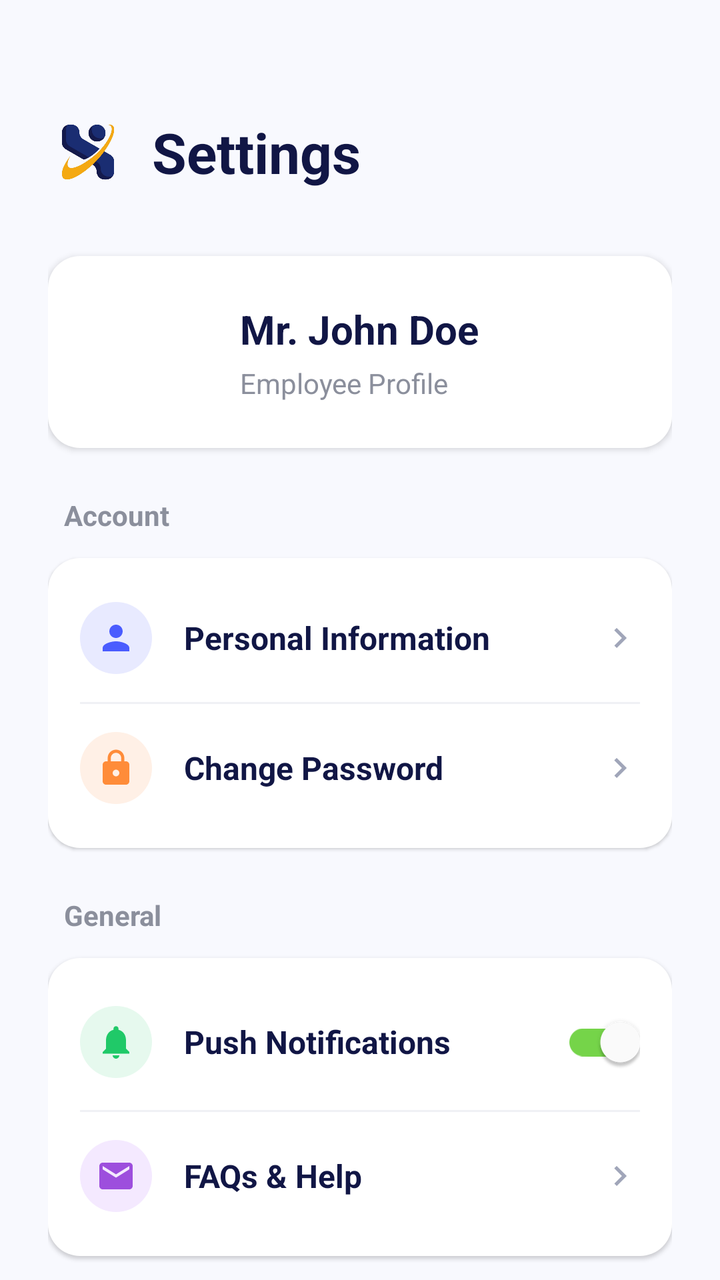
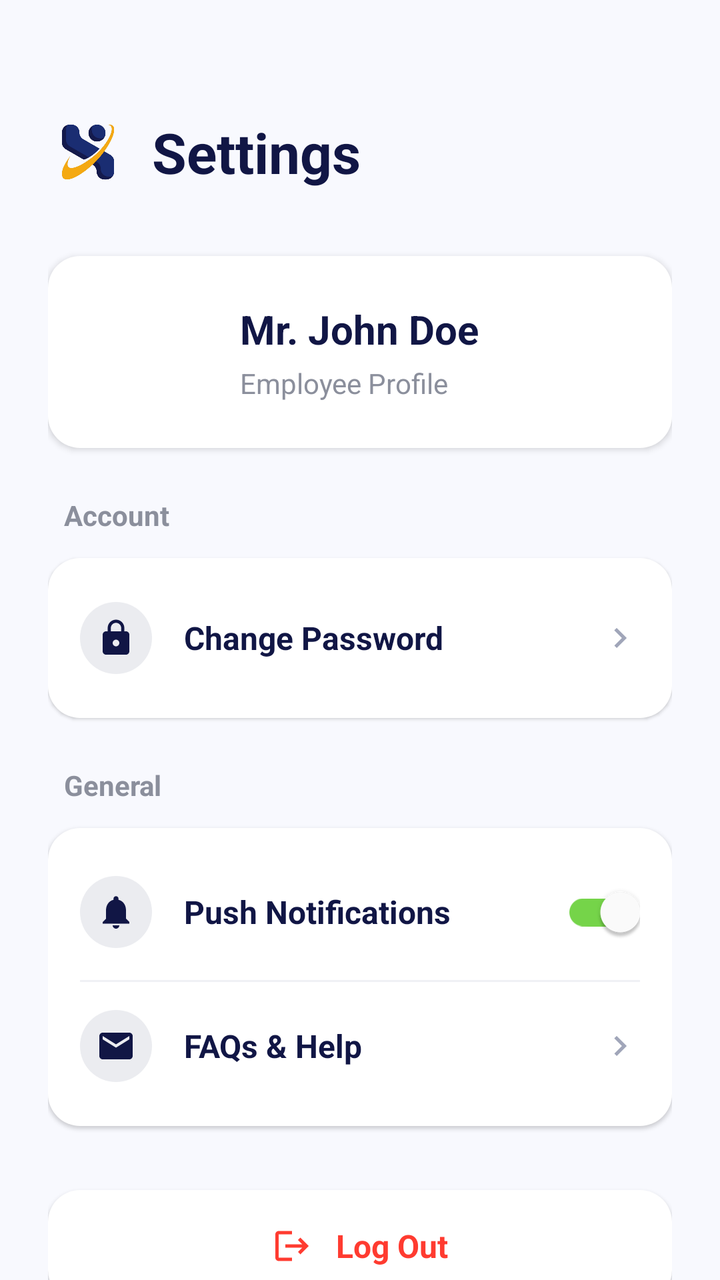

Two renders of the same Android screen: before a commit and after it. Below are the layout's source before the change and the commit's diff.
<!-- AndroidManifest.xml: activity theme Theme.MaterialComponents.Light.NoActionBar -->
<!-- res/layout/fragment_profile.xml -->
<?xml version="1.0" encoding="utf-8"?>
<androidx.core.widget.NestedScrollView xmlns:android="http://schemas.android.com/apk/res/android"
    xmlns:app="http://schemas.android.com/apk/res-auto"
    android:layout_width="match_parent"
    android:layout_height="match_parent"
    android:background="#F8F9FE"
    android:fillViewport="true">

    <LinearLayout
        android:layout_width="match_parent"
        android:layout_height="wrap_content"
        android:orientation="vertical"
        android:padding="24dp">

        
        <LinearLayout
            android:layout_width="match_parent"
            android:layout_height="wrap_content"
            android:orientation="horizontal"
            android:gravity="center_vertical"
            android:layout_marginTop="32dp"
            android:layout_marginBottom="32dp">

            <ImageView
                android:layout_width="40dp"
                android:layout_height="40dp"
                android:layout_marginEnd="12dp"
                android:src="@drawable/logo_face_recognition" />

            <TextView
                android:layout_width="wrap_content"
                android:layout_height="wrap_content"
                android:text="Settings"
                android:textColor="#111645"
                android:textSize="28sp"
                android:textStyle="bold" />
        </LinearLayout>

        
        <LinearLayout
            android:layout_width="match_parent"
            android:layout_height="wrap_content"
            android:orientation="horizontal"
            android:background="@drawable/bg_rounded_white_card"
            android:elevation="2dp"
            android:gravity="center_vertical"
            android:padding="20dp"
            android:layout_marginBottom="24dp">

            <com.google.android.material.imageview.ShapeableImageView
                android:id="@+id/ivAvatar"
                android:layout_width="56dp"
                android:layout_height="56dp"
                android:scaleType="centerCrop"
                android:src="@drawable/ic_avatar"
                app:shapeAppearanceOverlay="@style/ShapeAppearanceOverlay.App.CornerSize50Percent" />

            <LinearLayout
                android:layout_width="0dp"
                android:layout_height="wrap_content"
                android:layout_weight="1"
                android:layout_marginStart="20dp"
                android:orientation="vertical">

                <TextView
                    android:id="@+id/tvName"
                    android:layout_width="wrap_content"
                    android:layout_height="wrap_content"
                    android:text="Mr. John Doe"
                    android:textColor="#111645"
                    android:textSize="20sp"
                    android:textStyle="bold" />
                    
                <TextView
                    android:layout_width="wrap_content"
                    android:layout_height="wrap_content"
                    android:layout_marginTop="4dp"
                    android:text="Employee Profile"
                    android:textColor="#8B8F9C"
                    android:textSize="14sp" />
            </LinearLayout>
        </LinearLayout>

        <TextView
            android:layout_width="wrap_content"
            android:layout_height="wrap_content"
            android:text="Account"
            android:textColor="#8B8F9C"
            android:textSize="14sp"
            android:textStyle="bold"
            android:layout_marginBottom="12dp"
            android:layout_marginStart="8dp"/>

        
        <LinearLayout
            android:layout_width="match_parent"
            android:layout_height="wrap_content"
            android:orientation="vertical"
            android:background="@drawable/bg_rounded_white_card"
            android:elevation="1dp"
            android:paddingTop="8dp"
            android:paddingBottom="8dp"
            android:layout_marginBottom="24dp">

            
            <LinearLayout
                android:id="@+id/btnPersonalInfo"
                android:layout_width="match_parent"
                android:layout_height="wrap_content"
                android:orientation="horizontal"
                android:paddingHorizontal="16dp"
                android:paddingVertical="14dp"
                android:gravity="center_vertical"
                android:clickable="true"
                android:focusable="true"
                android:background="?attr/selectableItemBackground">

                <FrameLayout
                    android:layout_width="36dp"
                    android:layout_height="36dp"
                    android:background="@drawable/bg_icon_circle"
                    android:backgroundTint="#E8EAFF">
                    <ImageView
                        android:layout_width="20dp"
                        android:layout_height="20dp"
                        android:layout_gravity="center"
                        android:src="@drawable/ic_nav_profile"
                        app:tint="#4A5CFF" />
                </FrameLayout>

                <TextView
                    android:layout_width="0dp"
                    android:layout_height="wrap_content"
                    android:layout_weight="1"
                    android:layout_marginStart="16dp"
                    android:text="Personal Information"
                    android:textColor="#111645"
                    android:textSize="16sp"
                    android:textStyle="bold"/>

                <ImageView
                    android:layout_width="20dp"
                    android:layout_height="20dp"
                    android:src="@drawable/ic_chevron_right"
                    app:tint="#A0A5B9" />
            </LinearLayout>

            <View android:layout_width="match_parent" android:layout_height="1dp" android:background="#F0F1F5" android:layout_marginHorizontal="16dp" />

            
            <LinearLayout
                android:id="@+id/btnChangePassword"
                android:layout_width="match_parent"
                android:layout_height="wrap_content"
                android:orientation="horizontal"
                android:paddingHorizontal="16dp"
                android:paddingVertical="14dp"
                android:gravity="center_vertical"
                android:clickable="true"
                android:focusable="true"
                android:background="?attr/selectableItemBackground">

                <FrameLayout
                    android:layout_width="36dp"
                    android:layout_height="36dp"
                    android:background="@drawable/bg_icon_circle"
                    android:backgroundTint="#FFF0E6">
                    <ImageView
                        android:layout_width="20dp"
                        android:layout_height="20dp"
                        android:layout_gravity="center"
                        android:src="@drawable/ic_lock_outline"
                        app:tint="#FF8C39" />
                </FrameLayout>

                <TextView
                    android:layout_width="0dp"
                    android:layout_height="wrap_content"
                    android:layout_weight="1"
                    android:layout_marginStart="16dp"
                    android:text="Change Password"
                    android:textColor="#111645"
                    android:textSize="16sp"
                    android:textStyle="bold"/>

                <ImageView
                    android:layout_width="20dp"
                    android:layout_height="20dp"
                    android:src="@drawable/ic_chevron_right"
                    app:tint="#A0A5B9" />
            </LinearLayout>

        </LinearLayout>

        <TextView
            android:layout_width="wrap_content"
            android:layout_height="wrap_content"
            android:text="General"
            android:textColor="#8B8F9C"
            android:textSize="14sp"
            android:textStyle="bold"
            android:layout_marginBottom="12dp"
            android:layout_marginStart="8dp"/>

        
        <LinearLayout
            android:layout_width="match_parent"
            android:layout_height="wrap_content"
            android:orientation="vertical"
            android:background="@drawable/bg_rounded_white_card"
            android:elevation="1dp"
            android:paddingTop="8dp"
            android:paddingBottom="8dp"
            android:layout_marginBottom="32dp">

            
            <LinearLayout
                android:layout_width="match_parent"
                android:layout_height="wrap_content"
                android:orientation="horizontal"
                android:paddingHorizontal="16dp"
                android:paddingVertical="10dp"
                android:gravity="center_vertical">

                <FrameLayout
                    android:layout_width="36dp"
                    android:layout_height="36dp"
                    android:background="@drawable/bg_icon_circle"
                    android:backgroundTint="#E6F9EE">
                    <ImageView
                        android:layout_width="20dp"
                        android:layout_height="20dp"
                        android:layout_gravity="center"
                        android:src="@drawable/ic_notifications"
                        app:tint="#20C968" />
                </FrameLayout>

                <TextView
                    android:layout_width="0dp"
                    android:layout_height="wrap_content"
                    android:layout_weight="1"
                    android:layout_marginStart="16dp"
                    android:text="Push Notifications"
                    android:textColor="#111645"
                    android:textSize="16sp"
                    android:textStyle="bold"/>

                <com.google.android.material.switchmaterial.SwitchMaterial
                    android:layout_width="wrap_content"
                    android:layout_height="wrap_content"
                    android:checked="true"
                    app:trackTint="#75D449"
                    app:thumbTint="#FFFFFF"/>
            </LinearLayout>

            <View android:layout_width="match_parent" android:layout_height="1dp" android:background="#F0F1F5" android:layout_marginHorizontal="16dp" />

            
            <LinearLayout
                android:id="@+id/btnFaq"
                android:layout_width="match_parent"
                android:layout_height="wrap_content"
                android:orientation="horizontal"
                android:paddingHorizontal="16dp"
                android:paddingVertical="14dp"
                android:gravity="center_vertical"
                android:clickable="true"
                android:focusable="true"
                android:background="?attr/selectableItemBackground">

                <FrameLayout
                    android:layout_width="36dp"
                    android:layout_height="36dp"
                    android:background="@drawable/bg_icon_circle"
                    android:backgroundTint="#F4E9FF">
                    <ImageView
                        android:layout_width="20dp"
                        android:layout_height="20dp"
                        android:layout_gravity="center"
                        android:src="@drawable/ic_email_outline"
                        app:tint="#9D4EDD" />
                </FrameLayout>

                <TextView
                    android:layout_width="0dp"
                    android:layout_height="wrap_content"
                    android:layout_weight="1"
                    android:layout_marginStart="16dp"
                    android:text="FAQs &amp; Help"
                    android:textColor="#111645"
                    android:textSize="16sp"
                    android:textStyle="bold"/>

                <ImageView
                    android:layout_width="20dp"
                    android:layout_height="20dp"
                    android:src="@drawable/ic_chevron_right"
                    app:tint="#A0A5B9" />
            </LinearLayout>

        </LinearLayout>

        
        <LinearLayout
            android:id="@+id/btnLogout"
            android:layout_width="match_parent"
            android:layout_height="56dp"
            android:orientation="horizontal"
            android:background="@drawable/bg_rounded_white_card"
            android:elevation="1dp"
            android:gravity="center"
            android:clickable="true"
            android:focusable="true"
            android:foreground="?attr/selectableItemBackground">
            
            <ImageView
                android:layout_width="20dp"
                android:layout_height="20dp"
                android:src="@drawable/ic_exit"
                app:tint="#FF3B30"
                android:layout_marginEnd="12dp"/>

            <TextView
                android:layout_width="wrap_content"
                android:layout_height="wrap_content"
                android:text="Log Out"
                android:textColor="#FF3B30"
                android:textSize="16sp"
                android:textStyle="bold" />
        </LinearLayout>

        <View android:layout_width="match_parent" android:layout_height="32dp"/>

    </LinearLayout>
</androidx.core.widget.NestedScrollView>
<!-- resources referenced by this layout -->
<resources>
  <!-- drawable bg_icon_circle (drawable) -->
  <?xml version="1.0" encoding="utf-8"?>
  <shape xmlns:android="http://schemas.android.com/apk/res/android"
      android:shape="oval">
      <solid android:color="#FFFFFF" />
  </shape>
  <!-- drawable bg_rounded_white_card (drawable) -->
  <?xml version="1.0" encoding="utf-8"?>
  <shape xmlns:android="http://schemas.android.com/apk/res/android">
      <solid android:color="#FFFFFF" />
      <corners android:radius="16dp" />
  </shape>
  <!-- drawable ic_chevron_right (drawable) -->
  <vector xmlns:android="http://schemas.android.com/apk/res/android"
      android:width="24dp"
      android:height="24dp"
      android:viewportWidth="24.0"
      android:viewportHeight="24.0"
      android:tint="?attr/colorControlNormal">
      <path
          android:fillColor="@android:color/white"
          android:pathData="M10,6L8.59,7.41 13.17,12l-4.58,4.59L10,18l6,-6z"/>
  </vector>
  <!-- drawable ic_email_outline (drawable) -->
  <vector xmlns:android="http://schemas.android.com/apk/res/android"
      android:width="24dp"
      android:height="24dp"
      android:viewportWidth="24"
      android:viewportHeight="24"
      android:tint="#9CA3AF">
    <path android:fillColor="@android:color/white" android:pathData="M20,4H4c-1.1,0 -1.99,0.9 -1.99,2L2,18c0,1.1 0.9,2 2,2h16c1.1,0 2,-0.9 2,-2V6c0,-1.1 -0.9,-2 -2,-2zm0,4l-8,5 -8,-5V6l8,5 8,-5v2z"/>
  </vector>
  <!-- drawable ic_exit (drawable) -->
  <vector xmlns:android="http://schemas.android.com/apk/res/android"
      android:width="24dp"
      android:height="24dp"
      android:viewportWidth="24"
      android:viewportHeight="24"
      android:tint="#FFFFFF">
      <path
          android:fillColor="@android:color/white"
          android:pathData="M17,7l-1.41,1.41L18.17,11H8v2h10.17l-2.58,2.58L17,17l5,-5zM4,5h8V3H4c-1.1,0 -2,0.9 -2,2v14c0,1.1 0.9,2 2,2h8v-2H4V5z"/>
  </vector>
  <!-- drawable ic_lock_outline (drawable) -->
  <vector xmlns:android="http://schemas.android.com/apk/res/android"
      android:width="24dp"
      android:height="24dp"
      android:viewportWidth="24"
      android:viewportHeight="24"
      android:tint="#9CA3AF">
    <path android:fillColor="@android:color/white" android:pathData="M18,8h-1V6c0,-2.76 -2.24,-5 -5,-5S7,3.24 7,6v2H6c-1.1,0 -2,0.9 -2,2v10c0,1.1 0.9,2 2,2h12c1.1,0 2,-0.9 2,-2V10c0,-1.1 -0.9,-2 -2,-2zm-6,9c-1.1,0 -2,-0.9 -2,-2s0.9,-2 2,-2 2,0.9 2,2 -0.9,2 -2,2zm3.1,-9H8.9V6c0,-1.71 1.39,-3.1 3.1,-3.1 1.71,0 3.1,1.39 3.1,3.1v2z"/>
  </vector>
  <!-- drawable ic_nav_profile (drawable) -->
  <vector xmlns:android="http://schemas.android.com/apk/res/android"
      android:width="24dp"
      android:height="24dp"
      android:viewportWidth="24"
      android:viewportHeight="24">
    <path
        android:pathData="M12,12c2.21,0 4,-1.79 4,-4s-1.79,-4 -4,-4 -4,1.79 -4,4 1.79,4 4,4zm0,2c-2.67,0 -8,1.34 -8,4v2h16v-2c0,-2.66 -5.33,-4 -8,-4z"
        android:fillColor="@color/nav_inactive_gray"/>
  </vector>
  <!-- drawable ic_notifications (drawable) -->
  <vector xmlns:android="http://schemas.android.com/apk/res/android"
      android:width="24dp"
      android:height="24dp"
      android:viewportWidth="24"
      android:viewportHeight="24">
    <path
        android:fillColor="#000000"
        android:pathData="M12,22c1.1,0 2,-0.9 2,-2h-4c0,1.1 0.9,2 2,2zM18,16v-5c0,-3.07 -1.63,-5.64 -4.5,-6.32V4c0,-0.83 -0.67,-1.5 -1.5,-1.5s-1.5,0.67 -1.5,1.5v0.68C7.64,5.36 6,7.92 6,11v5l-2,2v1h16v-1l-2,-2z"/>
  </vector>
  <style name="ShapeAppearanceOverlay.App.CornerSize50Percent" parent="">
          <item name="cornerSize">50%</item>
      </style>
  <color name="nav_inactive_gray">#9CA3AF</color>
  <!-- unchanged entries left out for length: 2 -->
</resources>

<!-- the commit's change to res/layout/fragment_profile.xml (unified diff, before → after) -->
@@ -38,6 +38,7 @@
 
         
         <LinearLayout
+            android:id="@+id/btnProfileCard"
             android:layout_width="match_parent"
             android:layout_height="wrap_content"
             android:orientation="horizontal"
@@ -45,7 +46,10 @@
             android:elevation="2dp"
             android:gravity="center_vertical"
             android:padding="20dp"
-            android:layout_marginBottom="24dp">
+            android:layout_marginBottom="24dp"
+            android:clickable="true"
+            android:focusable="true"
+            android:foreground="?attr/selectableItemBackground">
 
             <com.google.android.material.imageview.ShapeableImageView
                 android:id="@+id/ivAvatar"
@@ -102,9 +106,10 @@
             android:paddingBottom="8dp"
             android:layout_marginBottom="24dp">
 
-            
-            <LinearLayout
-                android:id="@+id/btnPersonalInfo"
+
+            
+            <LinearLayout
+                android:id="@+id/btnChangePassword"
                 android:layout_width="match_parent"
                 android:layout_height="wrap_content"
                 android:orientation="horizontal"
@@ -119,13 +124,13 @@
                     android:layout_width="36dp"
                     android:layout_height="36dp"
                     android:background="@drawable/bg_icon_circle"
-                    android:backgroundTint="#E8EAFF">
+                    android:backgroundTint="#EBECF0">
                     <ImageView
                         android:layout_width="20dp"
                         android:layout_height="20dp"
                         android:layout_gravity="center"
-                        android:src="@drawable/ic_nav_profile"
-                        app:tint="#4A5CFF" />
+                        android:src="@drawable/ic_lock_outline"
+                        app:tint="#111645" />
                 </FrameLayout>
 
                 <TextView
@@ -133,7 +138,7 @@
                     android:layout_height="wrap_content"
                     android:layout_weight="1"
                     android:layout_marginStart="16dp"
-                    android:text="Personal Information"
+                    android:text="Change Password"
                     android:textColor="#111645"
                     android:textSize="16sp"
                     android:textStyle="bold"/>
@@ -145,11 +150,74 @@
                     app:tint="#A0A5B9" />
             </LinearLayout>
 
+        </LinearLayout>
+
+        <TextView
+            android:layout_width="wrap_content"
+            android:layout_height="wrap_content"
+            android:text="General"
+            android:textColor="#8B8F9C"
+            android:textSize="14sp"
+            android:textStyle="bold"
+            android:layout_marginBottom="12dp"
+            android:layout_marginStart="8dp"/>
+
+        
+        <LinearLayout
+            android:layout_width="match_parent"
+            android:layout_height="wrap_content"
+            android:orientation="vertical"
+            android:background="@drawable/bg_rounded_white_card"
+            android:elevation="1dp"
+            android:paddingTop="8dp"
+            android:paddingBottom="8dp"
+            android:layout_marginBottom="32dp">
+
+            
+            <LinearLayout
+                android:layout_width="match_parent"
+                android:layout_height="wrap_content"
+                android:orientation="horizontal"
+                android:paddingHorizontal="16dp"
+                android:paddingVertical="10dp"
+                android:gravity="center_vertical">
+
+                <FrameLayout
+                    android:layout_width="36dp"
+                    android:layout_height="36dp"
+                    android:background="@drawable/bg_icon_circle"
+                    android:backgroundTint="#EBECF0">
+                    <ImageView
+                        android:layout_width="20dp"
+                        android:layout_height="20dp"
+                        android:layout_gravity="center"
+                        android:src="@drawable/ic_notifications"
+                        app:tint="#111645" />
+                </FrameLayout>
+
+                <TextView
+                    android:layout_width="0dp"
+                    android:layout_height="wrap_content"
+                    android:layout_weight="1"
+                    android:layout_marginStart="16dp"
+                    android:text="Push Notifications"
+                    android:textColor="#111645"
+                    android:textSize="16sp"
+                    android:textStyle="bold"/>
+
+                <com.google.android.material.switchmaterial.SwitchMaterial
+                    android:layout_width="wrap_content"
+                    android:layout_height="wrap_content"
+                    android:checked="true"
+                    app:trackTint="#75D449"
+                    app:thumbTint="#FFFFFF"/>
+            </LinearLayout>
+
             <View android:layout_width="match_parent" android:layout_height="1dp" android:background="#F0F1F5" android:layout_marginHorizontal="16dp" />
 
             
             <LinearLayout
-                android:id="@+id/btnChangePassword"
+                android:id="@+id/btnFaq"
                 android:layout_width="match_parent"
                 android:layout_height="wrap_content"
                 android:orientation="horizontal"
@@ -164,121 +232,13 @@
                     android:layout_width="36dp"
                     android:layout_height="36dp"
                     android:background="@drawable/bg_icon_circle"
-                    android:backgroundTint="#FFF0E6">
-                    <ImageView
-                        android:layout_width="20dp"
-                        android:layout_height="20dp"
-                        android:layout_gravity="center"
-                        android:src="@drawable/ic_lock_outline"
-                        app:tint="#FF8C39" />
-                </FrameLayout>
-
-                <TextView
-                    android:layout_width="0dp"
-                    android:layout_height="wrap_content"
-                    android:layout_weight="1"
-                    android:layout_marginStart="16dp"
-                    android:text="Change Password"
-                    android:textColor="#111645"
-                    android:textSize="16sp"
-                    android:textStyle="bold"/>
-
-                <ImageView
-                    android:layout_width="20dp"
-                    android:layout_height="20dp"
-                    android:src="@drawable/ic_chevron_right"
-                    app:tint="#A0A5B9" />
-            </LinearLayout>
-
-        </LinearLayout>
-
-        <TextView
-            android:layout_width="wrap_content"
-            android:layout_height="wrap_content"
-            android:text="General"
-            android:textColor="#8B8F9C"
-            android:textSize="14sp"
-            android:textStyle="bold"
-            android:layout_marginBottom="12dp"
-            android:layout_marginStart="8dp"/>
-
-        
-        <LinearLayout
-            android:layout_width="match_parent"
-            android:layout_height="wrap_content"
-            android:orientation="vertical"
-            android:background="@drawable/bg_rounded_white_card"
-            android:elevation="1dp"
-            android:paddingTop="8dp"
-            android:paddingBottom="8dp"
-            android:layout_marginBottom="32dp">
-
-            
-            <LinearLayout
-                android:layout_width="match_parent"
-                android:layout_height="wrap_content"
-                android:orientation="horizontal"
-                android:paddingHorizontal="16dp"
-                android:paddingVertical="10dp"
-                android:gravity="center_vertical">
-
-                <FrameLayout
-                    android:layout_width="36dp"
-                    android:layout_height="36dp"
-                    android:background="@drawable/bg_icon_circle"
-                    android:backgroundTint="#E6F9EE">
-                    <ImageView
-                        android:layout_width="20dp"
-                        android:layout_height="20dp"
-                        android:layout_gravity="center"
-                        android:src="@drawable/ic_notifications"
-                        app:tint="#20C968" />
-                </FrameLayout>
-
-                <TextView
-                    android:layout_width="0dp"
-                    android:layout_height="wrap_content"
-                    android:layout_weight="1"
-                    android:layout_marginStart="16dp"
-                    android:text="Push Notifications"
-                    android:textColor="#111645"
-                    android:textSize="16sp"
-                    android:textStyle="bold"/>
-
-                <com.google.android.material.switchmaterial.SwitchMaterial
-                    android:layout_width="wrap_content"
-                    android:layout_height="wrap_content"
-                    android:checked="true"
-                    app:trackTint="#75D449"
-                    app:thumbTint="#FFFFFF"/>
-            </LinearLayout>
-
-            <View android:layout_width="match_parent" android:layout_height="1dp" android:background="#F0F1F5" android:layout_marginHorizontal="16dp" />
-
-            
-            <LinearLayout
-                android:id="@+id/btnFaq"
-                android:layout_width="match_parent"
-                android:layout_height="wrap_content"
-                android:orientation="horizontal"
-                android:paddingHorizontal="16dp"
-                android:paddingVertical="14dp"
-                android:gravity="center_vertical"
-                android:clickable="true"
-                android:focusable="true"
-                android:background="?attr/selectableItemBackground">
-
-                <FrameLayout
-                    android:layout_width="36dp"
-                    android:layout_height="36dp"
-                    android:background="@drawable/bg_icon_circle"
-                    android:backgroundTint="#F4E9FF">
+                    android:backgroundTint="#EBECF0">
                     <ImageView
                         android:layout_width="20dp"
                         android:layout_height="20dp"
                         android:layout_gravity="center"
                         android:src="@drawable/ic_email_outline"
-                        app:tint="#9D4EDD" />
+                        app:tint="#111645" />
                 </FrameLayout>
 
                 <TextView
<!-- resource entries referenced after the edit -->
@@ -52,16 +52,6 @@
       android:tint="#9CA3AF">
     <path android:fillColor="@android:color/white" android:pathData="M18,8h-1V6c0,-2.76 -2.24,-5 -5,-5S7,3.24 7,6v2H6c-1.1,0 -2,0.9 -2,2v10c0,1.1 0.9,2 2,2h12c1.1,0 2,-0.9 2,-2V10c0,-1.1 -0.9,-2 -2,-2zm-6,9c-1.1,0 -2,-0.9 -2,-2s0.9,-2 2,-2 2,0.9 2,2 -0.9,2 -2,2zm3.1,-9H8.9V6c0,-1.71 1.39,-3.1 3.1,-3.1 1.71,0 3.1,1.39 3.1,3.1v2z"/>
   </vector>
-  <!-- drawable ic_nav_profile (drawable) -->
-  <vector xmlns:android="http://schemas.android.com/apk/res/android"
-      android:width="24dp"
-      android:height="24dp"
-      android:viewportWidth="24"
-      android:viewportHeight="24">
-    <path
-        android:pathData="M12,12c2.21,0 4,-1.79 4,-4s-1.79,-4 -4,-4 -4,1.79 -4,4 1.79,4 4,4zm0,2c-2.67,0 -8,1.34 -8,4v2h16v-2c0,-2.66 -5.33,-4 -8,-4z"
-        android:fillColor="@color/nav_inactive_gray"/>
-  </vector>
   <!-- drawable ic_notifications (drawable) -->
   <vector xmlns:android="http://schemas.android.com/apk/res/android"
       android:width="24dp"
@@ -75,7 +65,6 @@
   <style name="ShapeAppearanceOverlay.App.CornerSize50Percent" parent="">
           <item name="cornerSize">50%</item>
       </style>
-  <color name="nav_inactive_gray">#9CA3AF</color>
   <!-- unchanged entries left out for length: 2 -->
 </resources>
 
